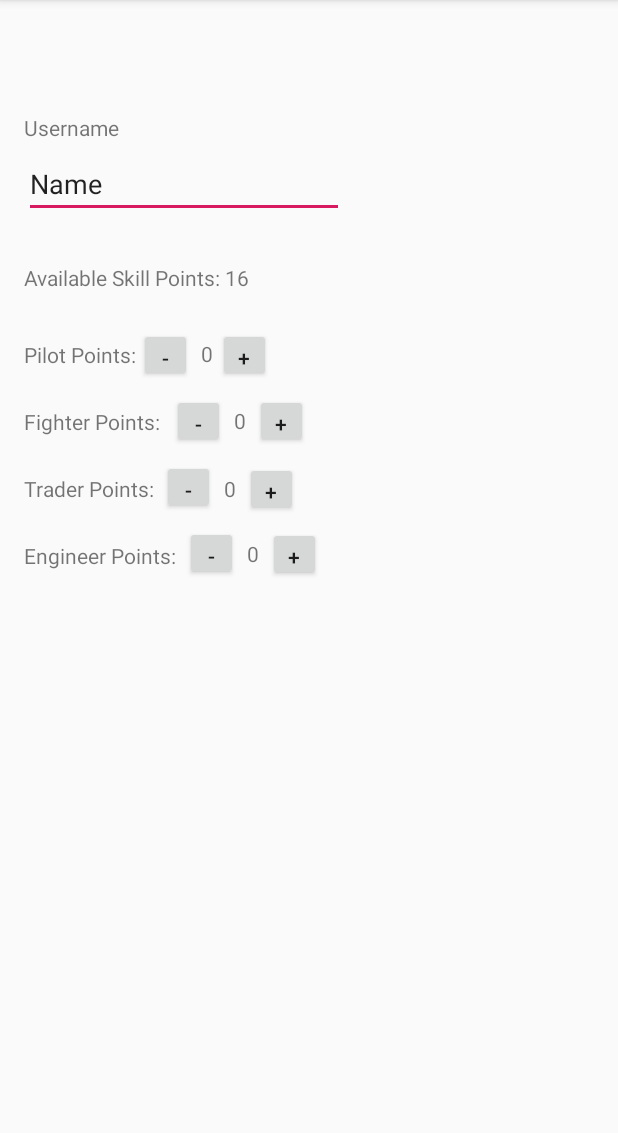
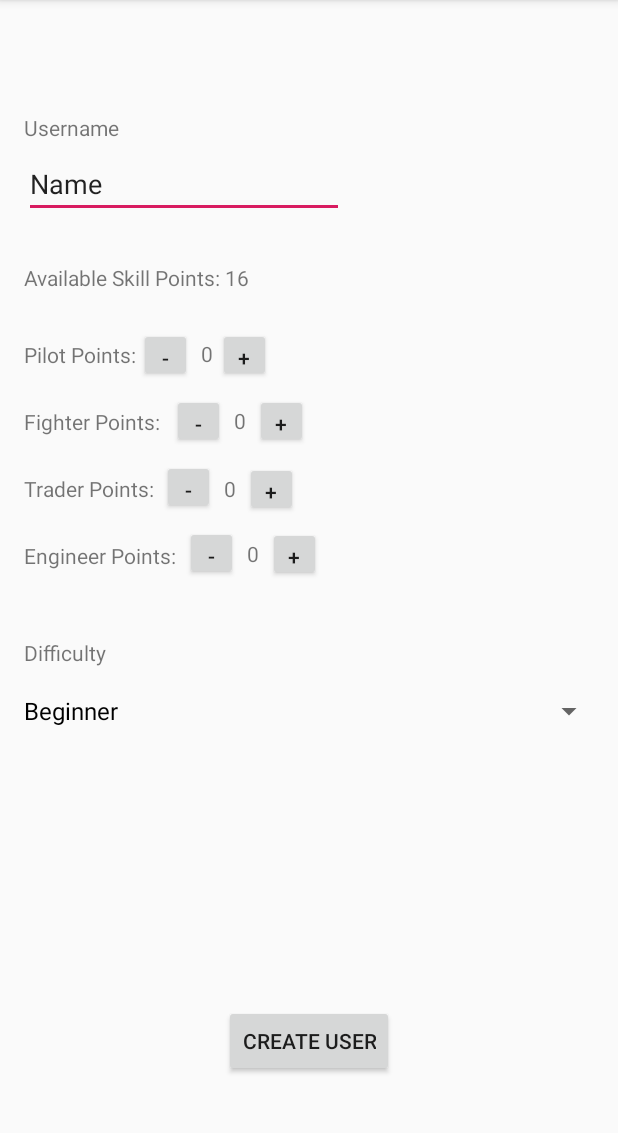
Before and after one commit to LaurenWhite/SpaceTrader, an Android app: the screen it shows after launch (UserConfigurationActivity), on a phone screen of 412 x 824 dp, the part 84-1217 px from its top. Run offline under Robolectric (Android 15) with nearby library versions, the light colour scheme and no system bars.

Commit message:
Implemented remaining UI elements for user configuration screen & new player creation

```diff
--- a/app/src/main/AndroidManifest.xml
+++ b/app/src/main/AndroidManifest.xml
@@ -9,8 +9,8 @@
         android:roundIcon="@mipmap/ic_launcher_round"
         android:supportsRtl="true"
         android:theme="@style/AppTheme">
-        <activity
-            android:name=".views.UserConfigurationActivity">
+        <activity android:name=".views.GameMainScreenActivity"></activity>
+        <activity android:name=".views.UserConfigurationActivity">
             <intent-filter>
                 <action android:name="android.intent.action.MAIN" />
 
--- a/app/src/main/java/edu/gatech/macpack/spacetrader/views/UserConfigurationActivity.java
+++ b/app/src/main/java/edu/gatech/macpack/spacetrader/views/UserConfigurationActivity.java
@@ -1,16 +1,18 @@
 package edu.gatech.macpack.spacetrader.views;
 
+import android.content.Intent;
 import android.support.v7.app.AppCompatActivity;
 import android.os.Bundle;
 import android.view.View;
-import android.widget.Button;
+import android.widget.ArrayAdapter;
 import android.widget.EditText;
 import android.widget.TextView;
+import android.widget.Spinner;
 
 
 import edu.gatech.macpack.spacetrader.R;
-import edu.gatech.macpack.spacetrader.views.UserConfigurationActivity;
 import edu.gatech.macpack.spacetrader.entity.Player;
+
 
 public class UserConfigurationActivity extends AppCompatActivity {
 
@@ -23,6 +25,7 @@ public class UserConfigurationActivity extends AppCompatActivity {
     private TextView traderPoints;
     private TextView engineerPoints;
 
+    private Spinner difficultySpinner;
 
     @Override
     protected void onCreate(Bundle savedInstanceState) {
@@ -30,6 +33,7 @@ public class UserConfigurationActivity extends AppCompatActivity {
         setContentView(R.layout.activity_user_configuration);
 
         nameField = findViewById(R.id.username_input);
+        nameField.setText("Name");
 
         skillPoints = findViewById(R.id.avail_skillp_label);
         skillPoints.setText("Available Skill Points: " + player.getAvailableSkillPoints());
@@ -45,6 +49,11 @@ public class UserConfigurationActivity extends AppCompatActivity {
 
         engineerPoints = findViewById(R.id.engineer_points);
         engineerPoints.setText(Integer.toString(player.getEngineerPoints()));
+
+        difficultySpinner = findViewById(R.id.difficulty_spinner);
+        ArrayAdapter<String> adapter = new ArrayAdapter<>(this, android.R.layout.simple_spinner_dropdown_item, Player.difficulties);
+        adapter.setDropDownViewResource(android.R.layout.simple_spinner_dropdown_item);
+        difficultySpinner.setAdapter(adapter);
     }
 
 
@@ -122,4 +131,16 @@ public class UserConfigurationActivity extends AppCompatActivity {
             updatePointLabels();
         }
     }
+
+    public void createUserPressed(View view) {
+        if(!nameField.getText().toString().equals("") &&
+                !nameField.getText().toString().equals("Name")) {
+
+            player.setName(nameField.getText().toString());
+            System.out.println("*****NEW PLAYER CREATED*******\n" + player);
+
+            Intent intent = new Intent(getBaseContext(), GameMainScreenActivity.class);
+            startActivity(intent);
+        }
+    }
 }
--- a/app/src/main/res/layout/activity_user_configuration.xml
+++ b/app/src/main/res/layout/activity_user_configuration.xml
@@ -227,4 +227,38 @@
         app:layout_constraintStart_toEndOf="@+id/subtract_engineer_point"
         app:layout_constraintTop_toBottomOf="@+id/trader_points" />
 
+    <Spinner
+        android:id="@+id/difficulty_spinner"
+        android:layout_width="395dp"
+        android:layout_height="wrap_content"
+        android:layout_marginStart="8dp"
+        android:layout_marginLeft="8dp"
+        android:layout_marginTop="5dp"
+        app:layout_constraintStart_toStartOf="parent"
+        app:layout_constraintTop_toBottomOf="@+id/difficulty_label" />
+
+    <TextView
+        android:id="@+id/difficulty_label"
+        android:layout_width="wrap_content"
+        android:layout_height="wrap_content"
+        android:layout_marginStart="16dp"
+        android:layout_marginLeft="16dp"
+        android:layout_marginTop="45dp"
+        android:text="Difficulty"
+        app:layout_constraintStart_toStartOf="parent"
+        app:layout_constraintTop_toBottomOf="@+id/engineer_point_label" />
+
+    <Button
+        android:id="@+id/create_new_player_button"
+        style="@style/Widget.AppCompat.Button"
+        android:layout_width="wrap_content"
+        android:layout_height="wrap_content"
+        android:layout_marginBottom="50dp"
+        android:onClick="createUserPressed"
+        android:text="Create User"
+        app:layout_constraintBottom_toBottomOf="parent"
+        app:layout_constraintEnd_toEndOf="parent"
+        app:layout_constraintHorizontal_bias="0.5"
+        app:layout_constraintStart_toStartOf="parent" />
+
 </android.support.constraint.ConstraintLayout>
```
Also changed, not shown: app/src/main/java/edu/gatech/macpack/spacetrader/entity/Player.java (+18 -1 lines), app/src/main/java/edu/gatech/macpack/spacetrader/views/GameMainScreenActivity.java (added, +15 -0 lines), app/src/main/res/layout/activity_game_main_screen.xml (added, +9 -0 lines).
